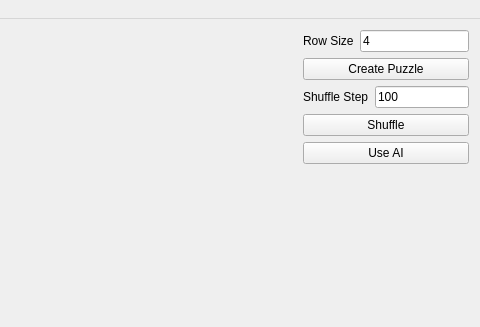
Qt form mainwindow.ui (B10215029/SlidingPuzzle) before a commit; both pictures show x 263 to 743 and y 0 to 327 of the 743 by 648 pixel window.
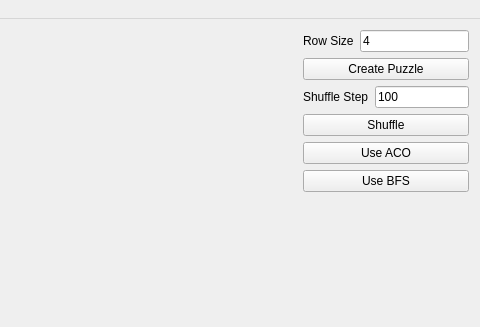
The same form after that commit. Custom widgets are drawn as their Qt base class.

Commit message: add use BFS button and hill climbing

```diff
--- a/mainwindow.ui
+++ b/mainwindow.ui
@@ -73,7 +73,14 @@
       <item>
        <widget class="QPushButton" name="pushButton_3">
         <property name="text">
-         <string>Use AI</string>
+         <string>Use ACO</string>
+        </property>
+       </widget>
+      </item>
+      <item>
+       <widget class="QPushButton" name="pushButton_6">
+        <property name="text">
+         <string>Use BFS</string>
         </property>
        </widget>
       </item>
```
The commit also changes 4 other files.
